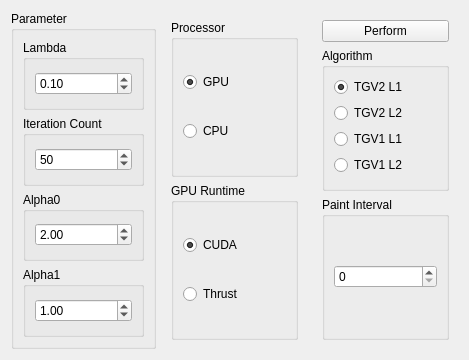
Above: source/modules/tgv/TGVWidget.ui from josefkoller/ambient_image_processor before the change. Below: the same form after it.
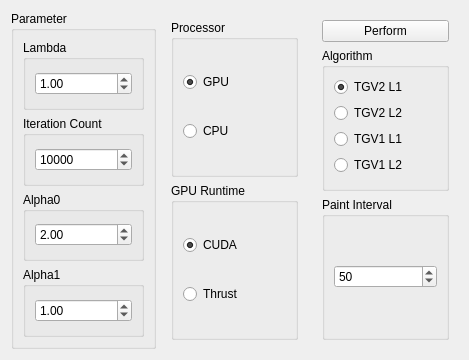
That is the form after the change.

Commit message: minor todo, gui defaults

Patch:
```diff
--- a/source/modules/tgv/TGVWidget.ui
+++ b/source/modules/tgv/TGVWidget.ui
@@ -35,7 +35,7 @@
             <double>0.100000000000000</double>
            </property>
            <property name="value">
-            <double>0.100000000000000</double>
+            <double>1.000000000000000</double>
            </property>
           </widget>
          </item>
@@ -54,10 +54,10 @@
             <number>1</number>
            </property>
            <property name="maximum">
-            <number>99999</number>
+            <number>99999999</number>
            </property>
            <property name="value">
-            <number>50</number>
+            <number>10000</number>
            </property>
            <property name="displayIntegerBase">
             <number>10</number>
@@ -225,7 +225,7 @@
             <number>999999999</number>
            </property>
            <property name="value">
-            <number>0</number>
+            <number>50</number>
            </property>
           </widget>
          </item>
```
The commit also changes 2 other files.
